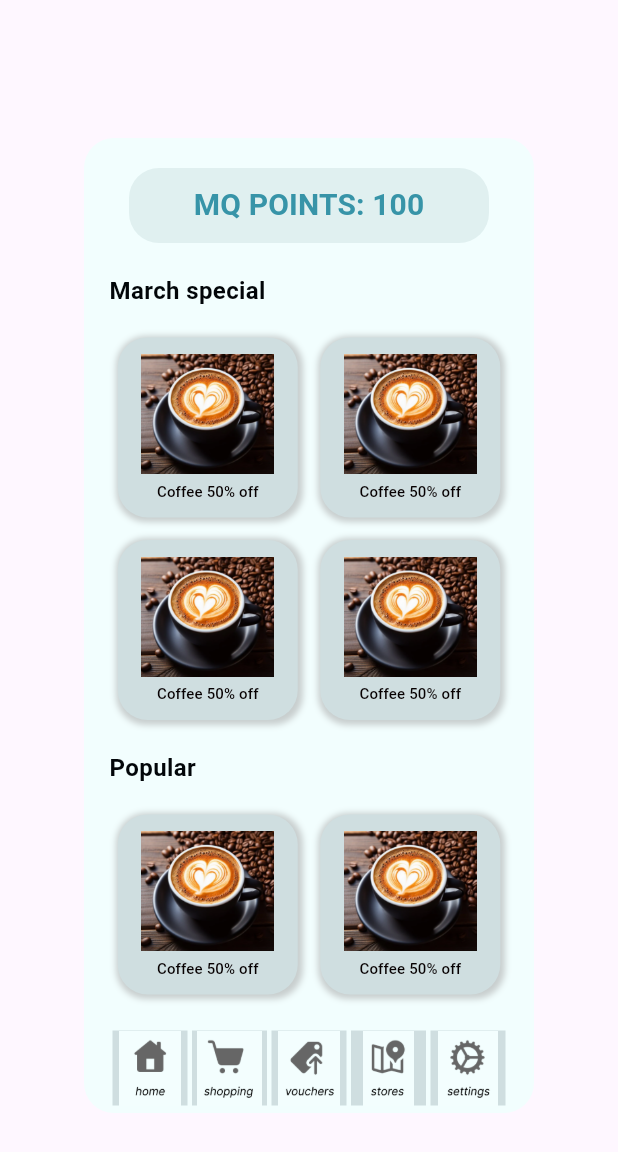
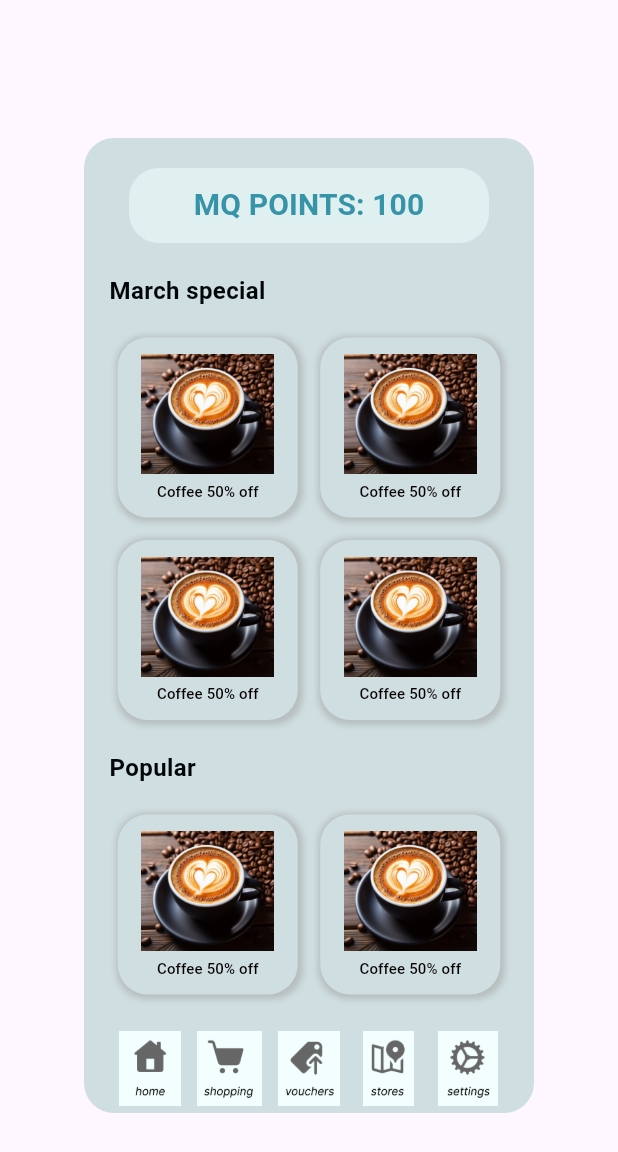
Before and after one commit to tinger529/MQ_points, a Flutter app: the RedemptionScreen widget shown alone on an empty page, opened directly, on a phone screen of 412 x 824 dp. Shown: the top 1152 px of the screen. Run offline on Flutter 3.47's test engine with Material 3 defaults, Android fonts, the phone set to English and light mode, and no system bars; Roboto replaces fonts that are missing (Italic).

Commit message:
redemption page: apply dark mode

```diff
--- a/lib/models/patterns.dart
+++ b/lib/models/patterns.dart
@@ -117,9 +117,9 @@ Container buildContainerC(state, String page, String txt, {Color colour = const
         boxShadow: [
           BoxShadow(
             color: Colors.grey.withOpacity(0.5),
-            spreadRadius: 2,
+            spreadRadius: state.currentTheme ? 4:2,
             blurRadius: 3,
-            offset: const Offset(1, 1), // changes position of shadow
+            offset: state.currentTheme ? const Offset(0, 0) : const Offset(1, 1), // changes position of shadow
           ),
         ],
       ),
--- a/lib/screens/redemption_screen.dart
+++ b/lib/screens/redemption_screen.dart
@@ -25,9 +25,9 @@ class RedemptionScreen extends StatelessWidget {
                   Container(  // white box in the center
                     width: 300.0,
                     height: 650.0,
-                    decoration: const BoxDecoration(
-                      color: Color(0xFFF2FEFE),
-                      borderRadius: BorderRadius.only(
+                    decoration: BoxDecoration(
+                      color: state.currentTheme ? const Color(0xFF073636) : const Color(0xFFCFDEE0),
+                      borderRadius: const BorderRadius.only(
                         topLeft: Radius.circular(20.0),
                         topRight: Radius.circular(20.0),
                         bottomLeft: Radius.circular(20.0),
@@ -43,13 +43,13 @@ class RedemptionScreen extends StatelessWidget {
 
                         const SizedBox(height: 20),
 
-                        const SizedBox(   // Display text
+                        SizedBox(   // Display text
                           width: double.infinity,
                           child: Text(
                               "    March special",
                               textAlign: TextAlign.left,
                               style: TextStyle(
-                                color: Color.fromARGB(255, 2, 6, 9),
+                                color: state.currentScene[2],
                                 fontSize: 16,
                                 fontWeight: FontWeight.bold,
                                 fontFamily: "Italic",
@@ -67,13 +67,13 @@ class RedemptionScreen extends StatelessWidget {
 
                         const SizedBox(height: 20),
 
-                        const SizedBox(   // Display text
+                        SizedBox(   // Display text
                           width: double.infinity,
                           child: Text(
                               "    Popular",
                               textAlign: TextAlign.left,
                               style: TextStyle(
-                                color: Color.fromARGB(255, 2, 6, 9),
+                                color: state.currentScene[2],
                                 fontSize: 16,
                                 fontWeight: FontWeight.bold,
                                 fontFamily: "Italic",
```
